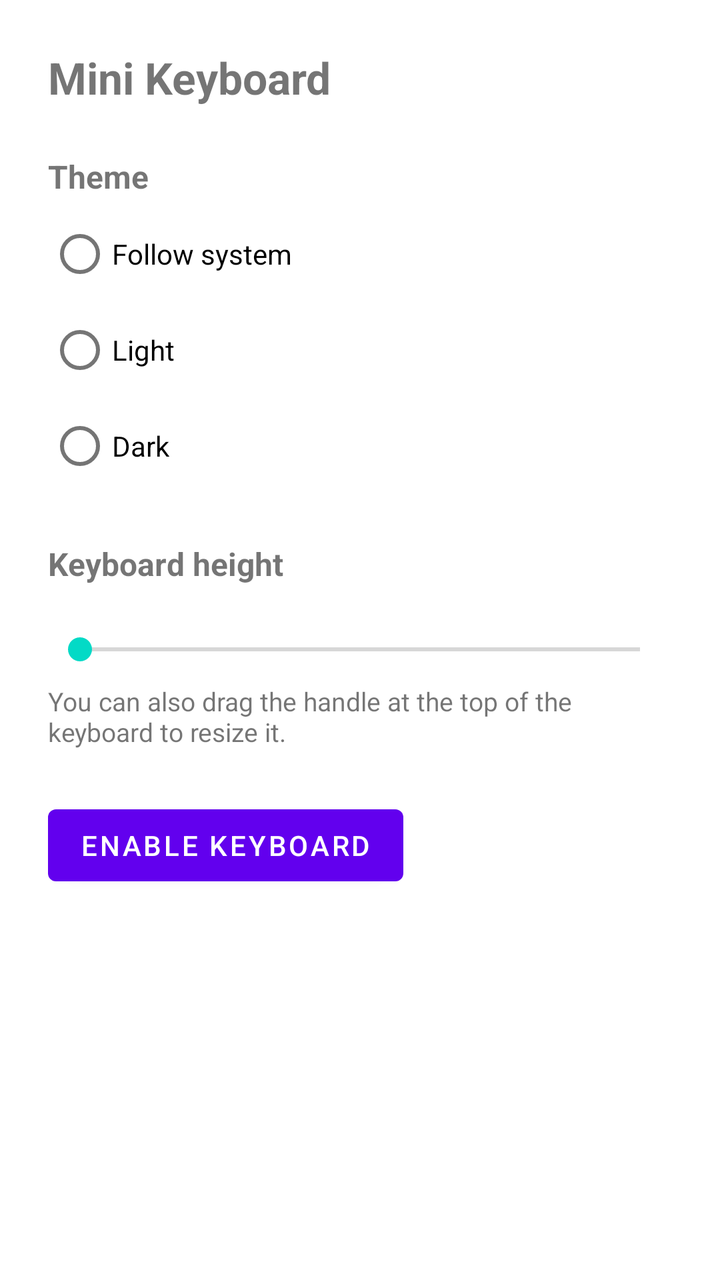
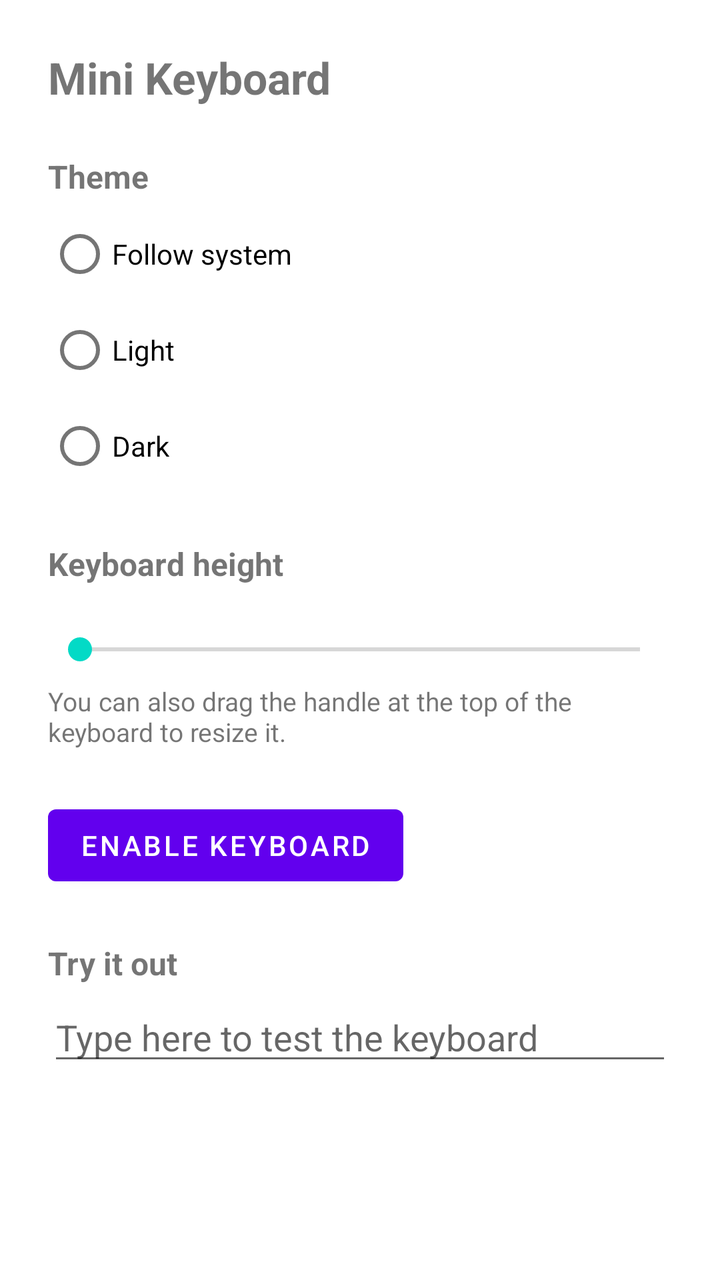

Two renders of the same Android screen: before a commit and after it. Below are the layout's source before the change and the commit's diff.
<!-- AndroidManifest.xml: fallback theme Theme.MaterialComponents.DayNight.NoActionBar -->
<!-- res/layout/activity_settings.xml -->
<?xml version="1.0" encoding="utf-8"?>
<LinearLayout xmlns:android="http://schemas.android.com/apk/res/android"
    android:layout_width="match_parent"
    android:layout_height="match_parent"
    android:orientation="vertical"
    android:padding="24dp">

    <TextView
        android:id="@+id/settings_title"
        android:layout_width="wrap_content"
        android:layout_height="wrap_content"
        android:text="@string/app_name"
        android:textSize="22sp"
        android:textStyle="bold" />

    <TextView
        android:layout_width="wrap_content"
        android:layout_height="wrap_content"
        android:layout_marginTop="24dp"
        android:text="@string/theme_title"
        android:textSize="16sp"
        android:textStyle="bold" />

    <RadioGroup
        android:id="@+id/theme_group"
        android:layout_width="match_parent"
        android:layout_height="wrap_content"
        android:layout_marginTop="4dp">

        <RadioButton
            android:id="@+id/theme_system"
            android:layout_width="wrap_content"
            android:layout_height="wrap_content"
            android:text="@string/theme_system" />

        <RadioButton
            android:id="@+id/theme_light"
            android:layout_width="wrap_content"
            android:layout_height="wrap_content"
            android:text="@string/theme_light" />

        <RadioButton
            android:id="@+id/theme_dark"
            android:layout_width="wrap_content"
            android:layout_height="wrap_content"
            android:text="@string/theme_dark" />
    </RadioGroup>

    <TextView
        android:layout_width="wrap_content"
        android:layout_height="wrap_content"
        android:layout_marginTop="24dp"
        android:text="@string/height_title"
        android:textSize="16sp"
        android:textStyle="bold" />

    <TextView
        android:id="@+id/height_value"
        android:layout_width="wrap_content"
        android:layout_height="wrap_content"
        android:textSize="14sp" />

    <SeekBar
        android:id="@+id/height_seek"
        android:layout_width="match_parent"
        android:layout_height="wrap_content"
        android:layout_marginTop="4dp" />

    <TextView
        android:layout_width="wrap_content"
        android:layout_height="wrap_content"
        android:layout_marginTop="8dp"
        android:text="@string/height_hint"
        android:textSize="13sp" />

    <Button
        android:id="@+id/enable_button"
        android:layout_width="wrap_content"
        android:layout_height="wrap_content"
        android:layout_marginTop="24dp"
        android:text="@string/enable_button" />

</LinearLayout>
<!-- resources referenced by this layout -->
<resources>
  <string name="app_name">Mini Keyboard</string>
  <string name="enable_button">Enable keyboard</string>
  <string name="height_hint">You can also drag the handle at the top of the keyboard to resize it.</string>
  <string name="height_title">Keyboard height</string>
  <string name="theme_dark">Dark</string>
  <string name="theme_light">Light</string>
  <string name="theme_system">Follow system</string>
  <string name="theme_title">Theme</string>
</resources>

<!-- the commit's change to res/layout/activity_settings.xml (unified diff, before → after) -->
@@ -80,4 +80,22 @@
         android:layout_marginTop="24dp"
         android:text="@string/enable_button" />
 
+    <TextView
+        android:layout_width="wrap_content"
+        android:layout_height="wrap_content"
+        android:layout_marginTop="24dp"
+        android:text="@string/test_title"
+        android:textSize="16sp"
+        android:textStyle="bold"
+        android:labelFor="@id/test_input" />
+
+    <EditText
+        android:id="@+id/test_input"
+        android:layout_width="match_parent"
+        android:layout_height="wrap_content"
+        android:layout_marginTop="4dp"
+        android:hint="@string/test_hint"
+        android:inputType="text" />
+
+
 </LinearLayout>
<!-- resource entries referenced after the edit -->
@@ -4,6 +4,8 @@
   <string name="enable_button">Enable keyboard</string>
   <string name="height_hint">You can also drag the handle at the top of the keyboard to resize it.</string>
   <string name="height_title">Keyboard height</string>
+  <string name="test_hint">Type here to test the keyboard</string>
+  <string name="test_title">Try it out</string>
   <string name="theme_dark">Dark</string>
   <string name="theme_light">Light</string>
   <string name="theme_system">Follow system</string>
